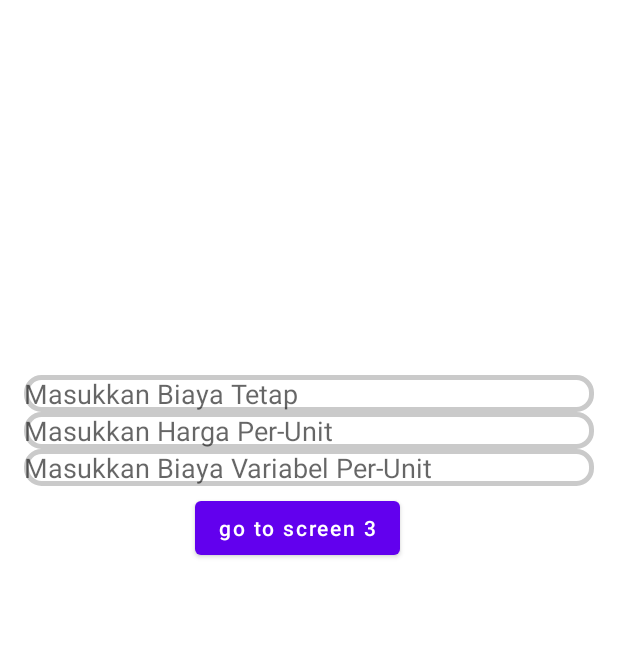
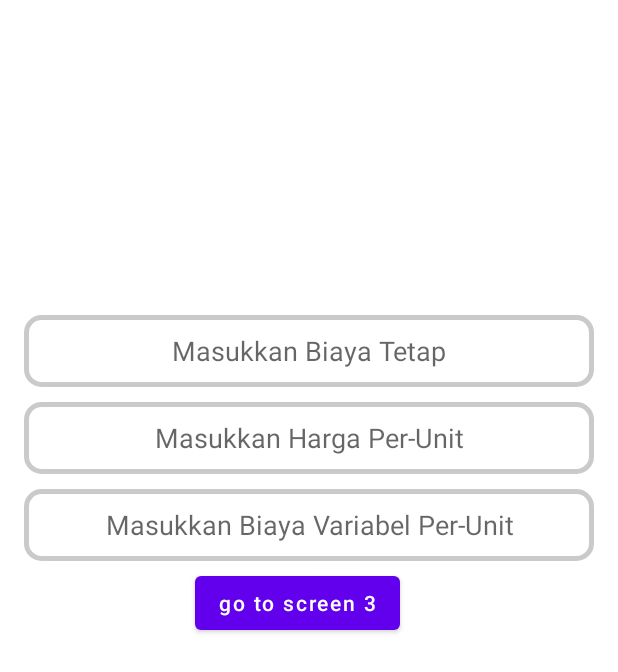
Before and after one commit to isnaenirachmawati345/Navigation_Fragmen, an Android app: the layout fragment_empat.xml on its own in the app's theme, with its tools: preview values and no code run, on a phone screen of 412 x 824 dp. Shown: the top 672 px of the screen. Run offline under Robolectric (Android 15) with nearby library versions, the phone set to English and light mode, and no system bars.

Commit message:
masih perlu ditambahkan

```diff
--- a/app/src/main/java/com/example/challege3/FragmentPertama.kt
+++ b/app/src/main/java/com/example/challege3/FragmentPertama.kt
@@ -15,7 +15,7 @@ class FragmentPertama : Fragment() {
     override fun onCreateView(
         inflater: LayoutInflater, container: ViewGroup?,
         savedInstanceState: Bundle?
-    ): View? {
+    ): View {
         _binding = FragmentPertamaBinding.inflate(layoutInflater)
         return binding.root
     }
--- a/app/src/main/java/com/example/challege3/lainnya.kt
+++ b/app/src/main/java/com/example/challege3/input.kt
@@ -4,7 +4,7 @@ import android.os.Parcelable
 import kotlinx.parcelize.Parcelize
 
 @Parcelize
-data class lainnya (
+data class input (
     val biaya_tetap : Double,
     val harga_perunit : Double,
     val biaya_variabel_perunit : Double
--- a/app/src/main/res/layout/fragment_empat.xml
+++ b/app/src/main/res/layout/fragment_empat.xml
@@ -11,8 +11,10 @@
             android:layout_width="match_parent"
             android:layout_height="wrap_content"
             android:layout_marginStart="16dp"
-            android:layout_marginTop="250dp"
+            android:layout_marginTop="210dp"
             android:layout_marginEnd="16dp"
+            android:minHeight="48dp"
+            android:gravity="center"
             android:background="@drawable/text_edit"
             />
         <EditText
@@ -22,7 +24,11 @@
             android:layout_height="wrap_content"
             android:background="@drawable/text_edit"
             android:layout_marginEnd="16dp"
-            android:layout_marginStart="16dp"/>
+            android:layout_marginStart="16dp"
+            android:layout_marginTop="10dp"
+            android:minHeight="48dp"
+            android:gravity="center"
+            />
         <EditText
             android:id="@+id/et_biaya_variabel"
             android:hint="@string/biaya_variabel_perunit"
@@ -30,6 +36,9 @@
             android:layout_height="wrap_content"
             android:layout_marginStart="16dp"
             android:layout_marginEnd="16dp"
+            android:layout_marginTop="10dp"
+            android:minHeight="48dp"
+            android:gravity="center"
             android:background="@drawable/text_edit"
            />
         <Button
--- a/app/src/main/res/layout/fragment_pertama.xml
+++ b/app/src/main/res/layout/fragment_pertama.xml
@@ -7,6 +7,7 @@
     tools:context=".FragmentPertama"
     android:gravity="center"
     android:id="@+id/fragmentPertama">
+
 
     <Button
         android:id="@+id/btn_screenone"
```
Also changed, not shown: app/src/main/java/com/example/challege3/FragmentEmpat.kt (+4 -4 lines), app/src/main/java/com/example/challege3/FragmentKedua.kt (+5 -6 lines), app/src/main/java/com/example/challege3/FragmentTiga.kt (+15 -16 lines), app/src/main/res/layout/fragment_tiga.xml (+10 -2 lines), app/src/main/res/navigation/main_navigation.xml (+3 -6 lines).
